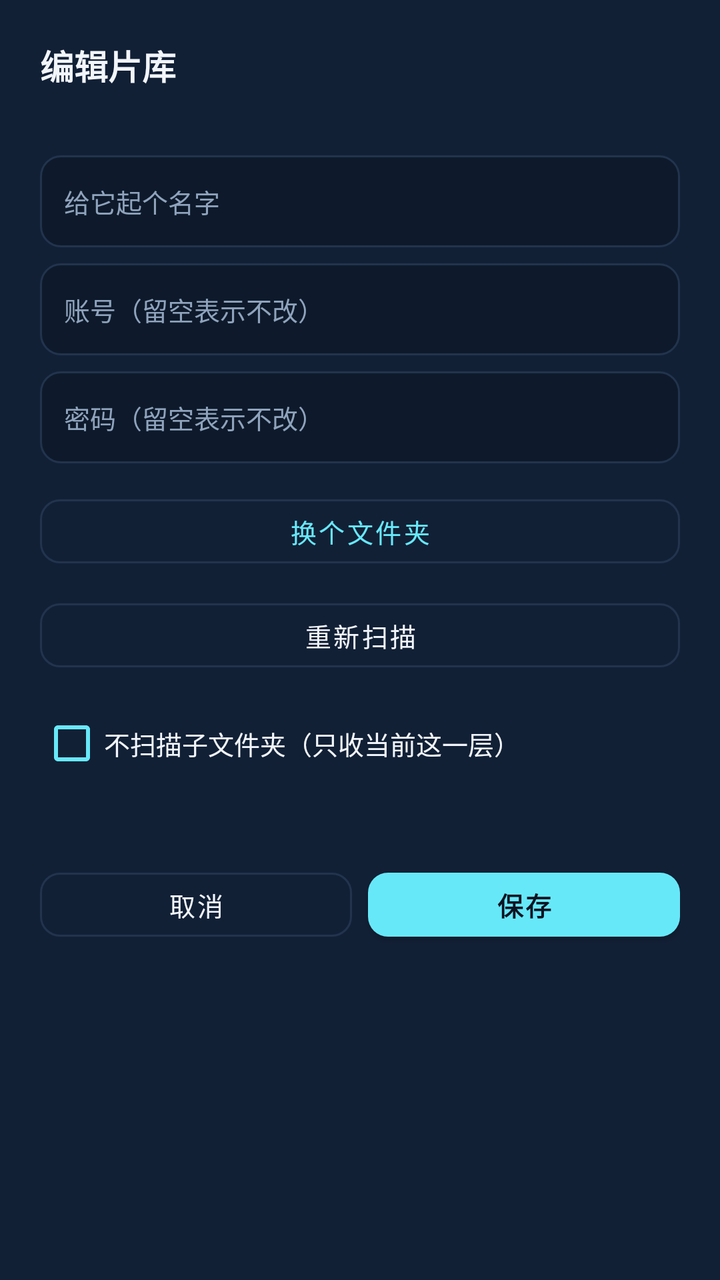
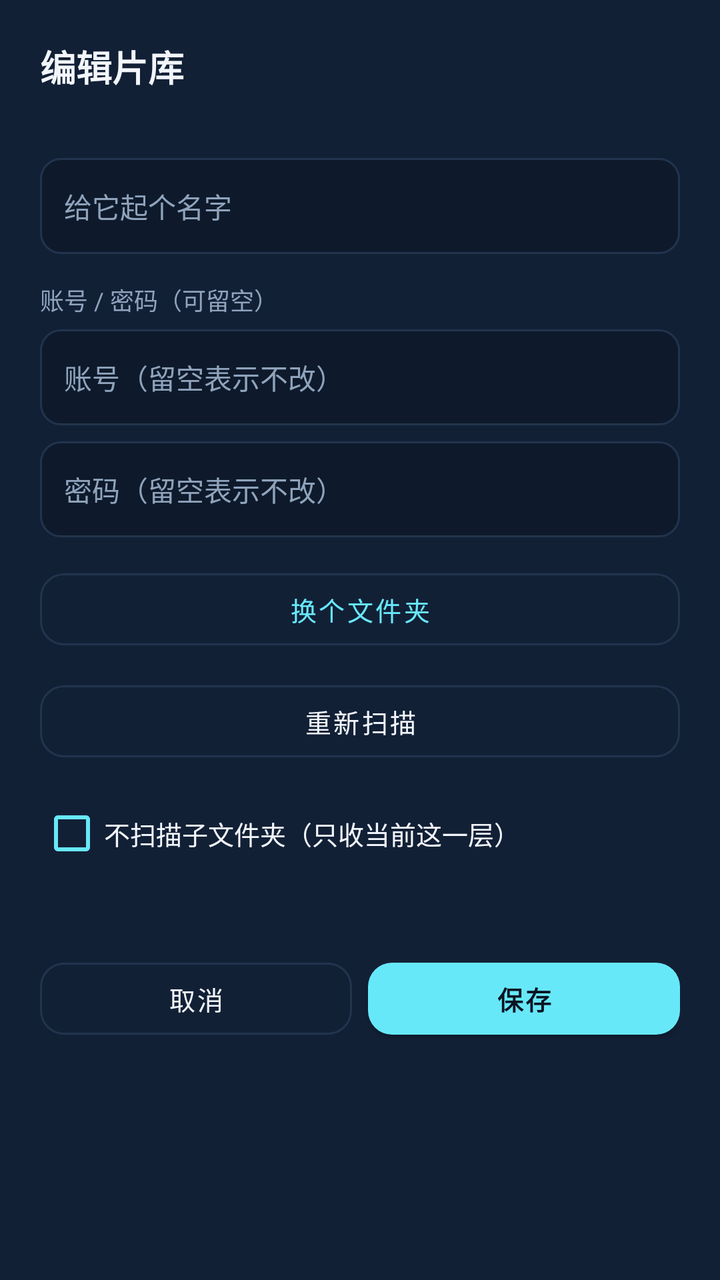

Before-and-after screenshots of an Android layout around one commit, followed by the original layout XML and the change that was made.
<!-- AndroidManifest.xml: application theme Theme.GazeReel -->
<!-- res/layout/dialog_edit_source.xml -->
<?xml version="1.0" encoding="utf-8"?>
<LinearLayout xmlns:android="http://schemas.android.com/apk/res/android"
    xmlns:app="http://schemas.android.com/apk/res-auto"
    android:layout_width="match_parent"
    android:layout_height="wrap_content"
    android:orientation="vertical"
    android:padding="20dp"
    android:background="@color/setup_card">

    <TextView
        android:layout_width="wrap_content"
        android:layout_height="wrap_content"
        android:text="@string/edit_source_title"
        android:textSize="17sp"
        android:textStyle="bold"
        android:textColor="@color/setup_text" />

    <TextView
        android:id="@+id/editAddress"
        android:layout_width="match_parent"
        android:layout_height="wrap_content"
        android:layout_marginTop="4dp"
        android:textSize="11sp"
        android:maxLines="2"
        android:ellipsize="middle"
        android:textColor="@color/setup_muted" />

    <EditText
        android:id="@+id/editName"
        android:layout_width="match_parent"
        android:layout_height="46dp"
        android:layout_marginTop="14dp"
        android:background="@drawable/bg_setup_field"
        android:paddingStart="12dp"
        android:paddingEnd="12dp"
        android:hint="@string/edit_source_name"
        android:textSize="13sp"
        android:textColor="@color/setup_text"
        android:textColorHint="@color/setup_muted"
        android:inputType="text"
        android:singleLine="true"
        android:importantForAutofill="no" />

    <EditText
        android:id="@+id/editUser"
        android:layout_width="match_parent"
        android:layout_height="46dp"
        android:layout_marginTop="8dp"
        android:background="@drawable/bg_setup_field"
        android:paddingStart="12dp"
        android:paddingEnd="12dp"
        android:hint="@string/edit_source_user"
        android:textSize="13sp"
        android:textColor="@color/setup_text"
        android:textColorHint="@color/setup_muted"
        android:inputType="text"
        android:singleLine="true"
        android:importantForAutofill="no" />

    <EditText
        android:id="@+id/editPass"
        android:layout_width="match_parent"
        android:layout_height="46dp"
        android:layout_marginTop="8dp"
        android:background="@drawable/bg_setup_field"
        android:paddingStart="12dp"
        android:paddingEnd="12dp"
        android:hint="@string/edit_source_pass"
        android:textSize="13sp"
        android:textColor="@color/setup_text"
        android:textColorHint="@color/setup_muted"
        android:inputType="textPassword"
        android:singleLine="true"
        android:importantForAutofill="no" />

    <com.google.android.material.button.MaterialButton
        android:id="@+id/editBrowse"
        android:layout_width="match_parent"
        android:layout_height="44dp"
        android:layout_marginTop="12dp"
        android:text="@string/edit_source_browse"
        android:textSize="13sp"
        android:textColor="@color/setup_cyan"
        app:cornerRadius="10dp"
        app:strokeColor="@color/setup_border"
        app:strokeWidth="1dp"
        style="@style/Widget.MaterialComponents.Button.OutlinedButton" />

    <com.google.android.material.button.MaterialButton
        android:id="@+id/editRescan"
        android:layout_width="match_parent"
        android:layout_height="44dp"
        android:layout_marginTop="8dp"
        android:text="@string/edit_source_rescan"
        android:textSize="13sp"
        android:textColor="@color/setup_text"
        app:cornerRadius="10dp"
        app:strokeColor="@color/setup_border"
        app:strokeWidth="1dp"
        style="@style/Widget.MaterialComponents.Button.OutlinedButton" />

    <CheckBox
        android:id="@+id/editNoSubfolders"
        android:layout_width="match_parent"
        android:layout_height="wrap_content"
        android:layout_marginTop="8dp"
        android:buttonTint="@color/setup_cyan"
        android:text="@string/setup_no_subfolders"
        android:textSize="13sp"
        android:textColor="@color/setup_text" />

    <TextView
        android:id="@+id/editNote"
        android:layout_width="match_parent"
        android:layout_height="wrap_content"
        android:layout_marginTop="10dp"
        android:textSize="11sp"
        android:lineSpacingExtra="2dp"
        android:textColor="@color/setup_muted" />

    <LinearLayout
        android:layout_width="match_parent"
        android:layout_height="wrap_content"
        android:layout_marginTop="10dp"
        android:orientation="horizontal">

        <com.google.android.material.button.MaterialButton
            android:id="@+id/editCancel"
            android:layout_width="0dp"
            android:layout_height="44dp"
            android:layout_weight="1"
            android:text="@string/folder_cancel"
            android:textSize="13sp"
            android:textColor="@color/setup_text"
            app:cornerRadius="10dp"
            app:strokeColor="@color/setup_border"
            app:strokeWidth="1dp"
            style="@style/Widget.MaterialComponents.Button.OutlinedButton" />

        <com.google.android.material.button.MaterialButton
            android:id="@+id/editSave"
            android:layout_width="0dp"
            android:layout_height="44dp"
            android:layout_weight="1"
            android:layout_marginStart="8dp"
            android:text="@string/dialog_save"
            android:textSize="13sp"
            android:textStyle="bold"
            android:textColor="@color/setup_deep"
            app:cornerRadius="10dp"
            app:backgroundTint="@color/setup_cyan" />
    </LinearLayout>

</LinearLayout>
<!-- resources referenced by this layout -->
<resources>
  <color name="setup_border">#FF22344D</color>
  <color name="setup_card">#FF122036</color>
  <color name="setup_cyan">#FF67E8F9</color>
  <color name="setup_deep">#FF0B1422</color>
  <color name="setup_muted">#FF8FA3BC</color>
  <color name="setup_text">#FFF2F6FB</color>
  <!-- drawable bg_setup_field (drawable) -->
  <?xml version="1.0" encoding="utf-8"?>
  <shape xmlns:android="http://schemas.android.com/apk/res/android" android:shape="rectangle">
      <solid android:color="@color/setup_field" />
      <stroke android:width="1dp" android:color="@color/setup_border" />
      <corners android:radius="10dp" />
      <padding android:left="12dp" android:top="10dp" android:right="12dp" android:bottom="10dp" />
  </shape>
  <string name="dialog_save">保存</string>
  <string name="edit_source_browse">换个文件夹</string>
  <string name="edit_source_name">给它起个名字</string>
  <string name="edit_source_pass">密码（留空表示不改）</string>
  <string name="edit_source_rescan">重新扫描</string>
  <string name="edit_source_title">编辑片库</string>
  <string name="edit_source_user">账号（留空表示不改）</string>
  <string name="folder_cancel">取消</string>
  <string name="setup_no_subfolders">不扫描子文件夹（只收当前这一层）</string>
  <style name="Theme.GazeReel" parent="Theme.MaterialComponents.NoActionBar">
          <item name="colorPrimary">@color/brand_cyan</item>
          <item name="colorPrimaryDark">@color/setup_bg</item>
          <item name="colorAccent">@color/brand_cyan</item>
          <item name="android:colorBackground">@color/setup_bg</item>
          <item name="android:textColorPrimary">@color/setup_text</item>
          <item name="android:textColorHint">@color/setup_muted</item>
          <item name="android:windowLightStatusBar">false</item>
          <item name="android:statusBarColor">@color/setup_bg</item>
      </style>
  <color name="setup_field">#FF0E1A2B</color>
  <color name="brand_cyan">#FF67E8F9</color>
  <color name="setup_bg">#FF0B1422</color>
</resources>

<!-- the commit's change to res/layout/dialog_edit_source.xml (unified diff, before → after) -->
@@ -1,154 +1,170 @@
 <?xml version="1.0" encoding="utf-8"?>
-<LinearLayout xmlns:android="http://schemas.android.com/apk/res/android"
+<ScrollView xmlns:android="http://schemas.android.com/apk/res/android"
     xmlns:app="http://schemas.android.com/apk/res-auto"
     android:layout_width="match_parent"
     android:layout_height="wrap_content"
-    android:orientation="vertical"
-    android:padding="20dp"
-    android:background="@color/setup_card">
-
-    <TextView
-        android:layout_width="wrap_content"
-        android:layout_height="wrap_content"
-        android:text="@string/edit_source_title"
-        android:textSize="17sp"
-        android:textStyle="bold"
-        android:textColor="@color/setup_text" />
-
-    <TextView
-        android:id="@+id/editAddress"
-        android:layout_width="match_parent"
-        android:layout_height="wrap_content"
-        android:layout_marginTop="4dp"
-        android:textSize="11sp"
-        android:maxLines="2"
-        android:ellipsize="middle"
-        android:textColor="@color/setup_muted" />
-
-    <EditText
-        android:id="@+id/editName"
-        android:layout_width="match_parent"
-        android:layout_height="46dp"
-        android:layout_marginTop="14dp"
-        android:background="@drawable/bg_setup_field"
-        android:paddingStart="12dp"
-        android:paddingEnd="12dp"
-        android:hint="@string/edit_source_name"
-        android:textSize="13sp"
-        android:textColor="@color/setup_text"
-        android:textColorHint="@color/setup_muted"
-        android:inputType="text"
-        android:singleLine="true"
-        android:importantForAutofill="no" />
-
-    <EditText
-        android:id="@+id/editUser"
-        android:layout_width="match_parent"
-        android:layout_height="46dp"
-        android:layout_marginTop="8dp"
-        android:background="@drawable/bg_setup_field"
-        android:paddingStart="12dp"
-        android:paddingEnd="12dp"
-        android:hint="@string/edit_source_user"
-        android:textSize="13sp"
-        android:textColor="@color/setup_text"
-        android:textColorHint="@color/setup_muted"
-        android:inputType="text"
-        android:singleLine="true"
-        android:importantForAutofill="no" />
-
-    <EditText
-        android:id="@+id/editPass"
-        android:layout_width="match_parent"
-        android:layout_height="46dp"
-        android:layout_marginTop="8dp"
-        android:background="@drawable/bg_setup_field"
-        android:paddingStart="12dp"
-        android:paddingEnd="12dp"
-        android:hint="@string/edit_source_pass"
-        android:textSize="13sp"
-        android:textColor="@color/setup_text"
-        android:textColorHint="@color/setup_muted"
-        android:inputType="textPassword"
-        android:singleLine="true"
-        android:importantForAutofill="no" />
-
-    <com.google.android.material.button.MaterialButton
-        android:id="@+id/editBrowse"
-        android:layout_width="match_parent"
-        android:layout_height="44dp"
-        android:layout_marginTop="12dp"
-        android:text="@string/edit_source_browse"
-        android:textSize="13sp"
-        android:textColor="@color/setup_cyan"
-        app:cornerRadius="10dp"
-        app:strokeColor="@color/setup_border"
-        app:strokeWidth="1dp"
-        style="@style/Widget.MaterialComponents.Button.OutlinedButton" />
-
-    <com.google.android.material.button.MaterialButton
-        android:id="@+id/editRescan"
-        android:layout_width="match_parent"
-        android:layout_height="44dp"
-        android:layout_marginTop="8dp"
-        android:text="@string/edit_source_rescan"
-        android:textSize="13sp"
-        android:textColor="@color/setup_text"
-        app:cornerRadius="10dp"
-        app:strokeColor="@color/setup_border"
-        app:strokeWidth="1dp"
-        style="@style/Widget.MaterialComponents.Button.OutlinedButton" />
-
-    <CheckBox
-        android:id="@+id/editNoSubfolders"
-        android:layout_width="match_parent"
-        android:layout_height="wrap_content"
-        android:layout_marginTop="8dp"
-        android:buttonTint="@color/setup_cyan"
-        android:text="@string/setup_no_subfolders"
-        android:textSize="13sp"
-        android:textColor="@color/setup_text" />
-
-    <TextView
-        android:id="@+id/editNote"
-        android:layout_width="match_parent"
-        android:layout_height="wrap_content"
-        android:layout_marginTop="10dp"
-        android:textSize="11sp"
-        android:lineSpacingExtra="2dp"
-        android:textColor="@color/setup_muted" />
+    android:fillViewport="true">
 
     <LinearLayout
         android:layout_width="match_parent"
         android:layout_height="wrap_content"
-        android:layout_marginTop="10dp"
-        android:orientation="horizontal">
+        android:orientation="vertical"
+        android:padding="20dp"
+        android:background="@color/setup_card">
+
+        <TextView
+            android:layout_width="wrap_content"
+            android:layout_height="wrap_content"
+            android:text="@string/edit_source_title"
+            android:textSize="18sp"
+            android:textStyle="bold"
+            android:textColor="@color/setup_text" />
+
+        <TextView
+            android:id="@+id/editAddress"
+            android:layout_width="match_parent"
+            android:layout_height="wrap_content"
+            android:layout_marginTop="4dp"
+            android:textSize="11sp"
+            android:maxLines="2"
+            android:ellipsize="middle"
+            android:textColor="@color/setup_muted" />
+
+        <EditText
+            android:id="@+id/editName"
+            android:layout_width="match_parent"
+            android:layout_height="48dp"
+            android:layout_marginTop="14dp"
+            android:background="@drawable/bg_setup_field"
+            android:paddingStart="12dp"
+            android:paddingEnd="12dp"
+            android:hint="@string/edit_source_name"
+            android:textSize="14sp"
+            android:textColor="@color/setup_text"
+            android:textColorHint="@color/setup_muted"
+            android:inputType="text"
+            android:singleLine="true"
+            android:importantForAutofill="no" />
+
+        <TextView
+            android:id="@+id/editAccountLabel"
+            android:layout_width="wrap_content"
+            android:layout_height="wrap_content"
+            android:layout_marginTop="14dp"
+            android:text="@string/setup_account_label"
+            android:textSize="12sp"
+            android:textColor="@color/setup_muted" />
+
+        <EditText
+            android:id="@+id/editUser"
+            android:layout_width="match_parent"
+            android:layout_height="48dp"
+            android:layout_marginTop="6dp"
+            android:background="@drawable/bg_setup_field"
+            android:paddingStart="12dp"
+            android:paddingEnd="12dp"
+            android:hint="@string/edit_source_user"
+            android:textSize="14sp"
+            android:textColor="@color/setup_text"
+            android:textColorHint="@color/setup_muted"
+            android:inputType="text"
+            android:singleLine="true"
+            android:importantForAutofill="no" />
+
+        <EditText
+            android:id="@+id/editPass"
+            android:layout_width="match_parent"
+            android:layout_height="48dp"
+            android:layout_marginTop="8dp"
+            android:background="@drawable/bg_setup_field"
+            android:paddingStart="12dp"
+            android:paddingEnd="12dp"
+            android:hint="@string/edit_source_pass"
+            android:textSize="14sp"
+            android:textColor="@color/setup_text"
+            android:textColorHint="@color/setup_muted"
+            android:inputType="textPassword"
+            android:singleLine="true"
+            android:importantForAutofill="no" />
 
         <com.google.android.material.button.MaterialButton
-            android:id="@+id/editCancel"
-            android:layout_width="0dp"
-            android:layout_height="44dp"
-            android:layout_weight="1"
-            android:text="@string/folder_cancel"
+            android:id="@+id/editBrowse"
+            style="@style/Widget.MaterialComponents.Button.OutlinedButton"
+            android:layout_width="match_parent"
+            android:layout_height="48dp"
+            android:layout_marginTop="12dp"
+            android:text="@string/edit_source_browse"
+            android:textSize="13sp"
+            android:textColor="@color/setup_cyan"
+            app:cornerRadius="12dp"
+            app:strokeColor="@color/setup_border"
+            app:strokeWidth="1dp" />
+
+        <com.google.android.material.button.MaterialButton
+            android:id="@+id/editRescan"
+            style="@style/Widget.MaterialComponents.Button.OutlinedButton"
+            android:layout_width="match_parent"
+            android:layout_height="48dp"
+            android:layout_marginTop="8dp"
+            android:text="@string/edit_source_rescan"
             android:textSize="13sp"
             android:textColor="@color/setup_text"
-            app:cornerRadius="10dp"
+            app:cornerRadius="12dp"
             app:strokeColor="@color/setup_border"
-            app:strokeWidth="1dp"
-            style="@style/Widget.MaterialComponents.Button.OutlinedButton" />
+            app:strokeWidth="1dp" />
 
-        <com.google.android.material.button.MaterialButton
-            android:id="@+id/editSave"
-            android:layout_width="0dp"
-            android:layout_height="44dp"
-            android:layout_weight="1"
-            android:layout_marginStart="8dp"
-            android:text="@string/dialog_save"
+        <CheckBox
+            android:id="@+id/editNoSubfolders"
+            android:layout_width="match_parent"
+            android:layout_height="wrap_content"
+            android:layout_marginTop="10dp"
+            android:minHeight="44dp"
+            android:buttonTint="@color/setup_cyan"
+            android:text="@string/setup_no_subfolders"
             android:textSize="13sp"
-            android:textStyle="bold"
-            android:textColor="@color/setup_deep"
-            app:cornerRadius="10dp"
-            app:backgroundTint="@color/setup_cyan" />
+            android:textColor="@color/setup_text" />
+
+        <TextView
+            android:id="@+id/editNote"
+            android:layout_width="match_parent"
+            android:layout_height="wrap_content"
+            android:layout_marginTop="10dp"
+            android:textSize="11sp"
+            android:lineSpacingExtra="2dp"
+            android:textColor="@color/setup_muted" />
+
+        <LinearLayout
+            android:layout_width="match_parent"
+            android:layout_height="wrap_content"
+            android:layout_marginTop="12dp"
+            android:orientation="horizontal">
+
+            <com.google.android.material.button.MaterialButton
+                android:id="@+id/editCancel"
+                style="@style/Widget.MaterialComponents.Button.OutlinedButton"
+                android:layout_width="0dp"
+                android:layout_height="48dp"
+                android:layout_weight="1"
+                android:text="@string/folder_cancel"
+                android:textSize="13sp"
+                android:textColor="@color/setup_text"
+                app:cornerRadius="12dp"
+                app:strokeColor="@color/setup_border"
+                app:strokeWidth="1dp" />
+
+            <com.google.android.material.button.MaterialButton
+                android:id="@+id/editSave"
+                android:layout_width="0dp"
+                android:layout_height="48dp"
+                android:layout_weight="1"
+                android:layout_marginStart="8dp"
+                android:text="@string/dialog_save"
+                android:textSize="13sp"
+                android:textStyle="bold"
+                android:textColor="@color/setup_deep"
+                app:cornerRadius="12dp"
+                app:backgroundTint="@color/setup_cyan" />
+        </LinearLayout>
+
     </LinearLayout>
-
-</LinearLayout>
+</ScrollView>
<!-- resource entries referenced after the edit -->
@@ -22,6 +22,7 @@
   <string name="edit_source_title">编辑片库</string>
   <string name="edit_source_user">账号（留空表示不改）</string>
   <string name="folder_cancel">取消</string>
+  <string name="setup_account_label">账号 / 密码（可留空）</string>
   <string name="setup_no_subfolders">不扫描子文件夹（只收当前这一层）</string>
   <style name="Theme.GazeReel" parent="Theme.MaterialComponents.NoActionBar">
           <item name="colorPrimary">@color/brand_cyan</item>
